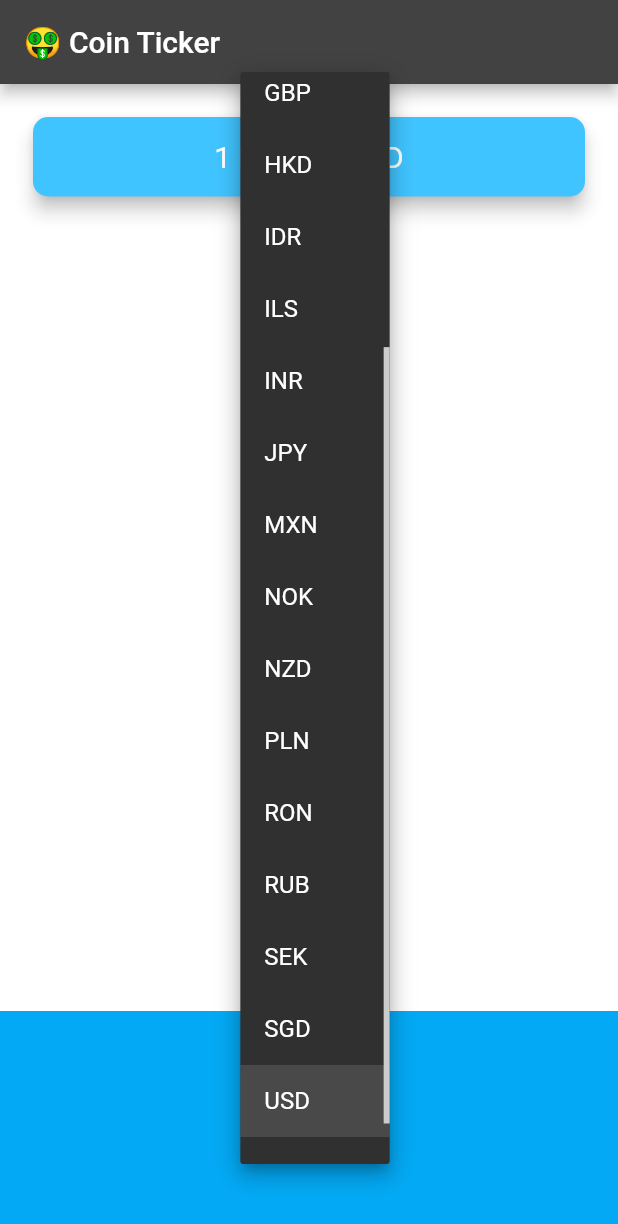
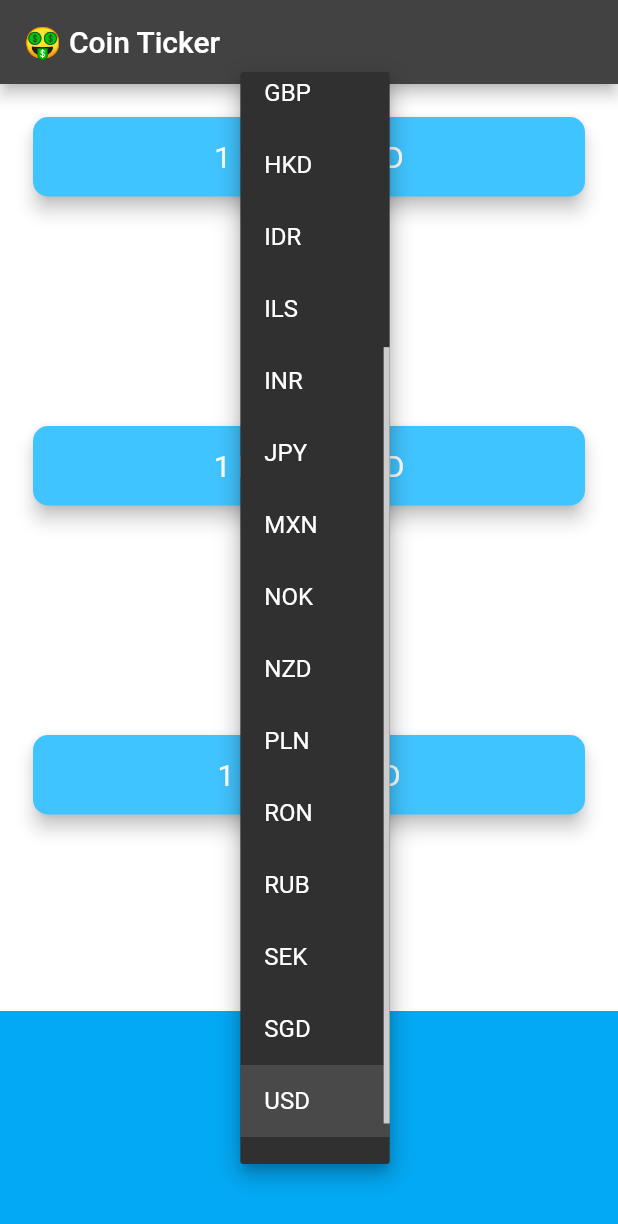
Before and after one commit to SvnvmD/crypto_price, a Flutter app: the screen it shows after launch, after a tap on "USD", on a phone screen of 412 x 824 dp. Shown: the top 1224 px of the screen. Run offline on Flutter 3.47's test engine with Material 2 defaults, Android fonts, the phone set to English and light mode, and no system bars; network calls fail.

Commit message:
display prices of 3 cryptos together

```diff
--- a/lib/coin_data.dart
+++ b/lib/coin_data.dart
@@ -34,8 +34,8 @@ const List<String> cryptoList = [
 ];
 
 class CoinData {
-  Future getCoinData(String currency) async{
-    String requestURL = '$apiURL/BTC/$currency?apikey=$apiKey';
+  Future getCoinData(String crypto, String currency) async{
+    String requestURL = '$apiURL/$crypto/$currency?apikey=$apiKey';
     print('REQUEST: $requestURL');
     final response = await get(Uri.parse(requestURL));
     if (response.statusCode == 200) {
--- a/lib/price_screen.dart
+++ b/lib/price_screen.dart
@@ -58,12 +58,18 @@ class _PriceScreenState extends State<PriceScreen> {
   }
 
   String bitcoinValueInUSD = '?';
+  String ethValueInUSD = '?';
+  String ltcValueInUSD = '?';
 
   void getData() async {
     try {
-      double data = await CoinData().getCoinData(selectedCurrency);
+      double data = await CoinData().getCoinData('BTC', selectedCurrency);
+      double data1 = await CoinData().getCoinData('ETH', selectedCurrency);
+      double data2 = await CoinData().getCoinData('LTC', selectedCurrency);
       setState(() {
         bitcoinValueInUSD = data.toStringAsFixed(0);
+        ethValueInUSD = data1.toStringAsFixed(0);
+        ltcValueInUSD = data2.toStringAsFixed(0);
       });
     } catch (e) {
       print(e);
@@ -109,6 +115,50 @@ class _PriceScreenState extends State<PriceScreen> {
               ),
             ),
           ),
+          Padding(
+            padding: const EdgeInsets.fromLTRB(18.0, 18.0, 18.0, 0),
+            child: Card(
+              color: Colors.lightBlueAccent,
+              elevation: 5.0,
+              shape: RoundedRectangleBorder(
+                borderRadius: BorderRadius.circular(10.0),
+              ),
+              child: Padding(
+                padding: const EdgeInsets.symmetric(
+                    vertical: 15.0, horizontal: 28.0),
+                child: Text(
+                  '1 ETH = $ethValueInUSD $selectedCurrency',
+                  textAlign: TextAlign.center,
+                  style: const TextStyle(
+                    fontSize: 20.0,
+                    color: Colors.white,
+                  ),
+                ),
+              ),
+            ),
+          ),
+          Padding(
+            padding: const EdgeInsets.fromLTRB(18.0, 18.0, 18.0, 0),
+            child: Card(
+              color: Colors.lightBlueAccent,
+              elevation: 5.0,
+              shape: RoundedRectangleBorder(
+                borderRadius: BorderRadius.circular(10.0),
+              ),
+              child: Padding(
+                padding: const EdgeInsets.symmetric(
+                    vertical: 15.0, horizontal: 28.0),
+                child: Text(
+                  '1 LTC = $ltcValueInUSD $selectedCurrency',
+                  textAlign: TextAlign.center,
+                  style: const TextStyle(
+                    fontSize: 20.0,
+                    color: Colors.white,
+                  ),
+                ),
+              ),
+            ),
+          ),
           Container(
             height: 150.0,
             alignment: Alignment.center,
```
